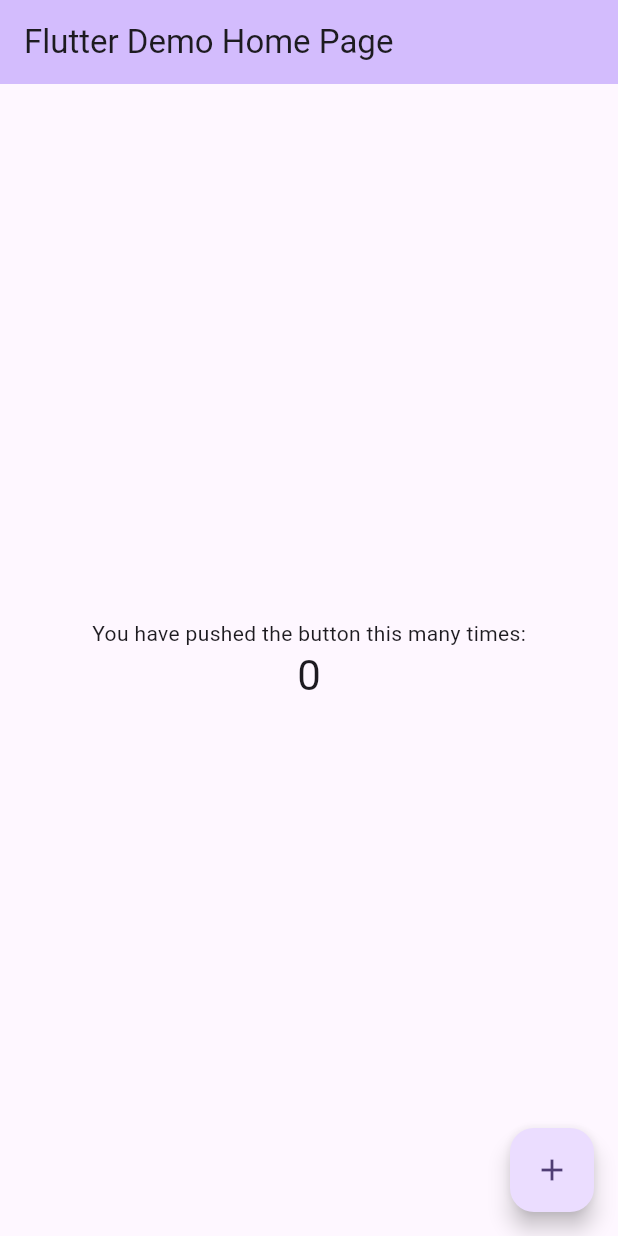
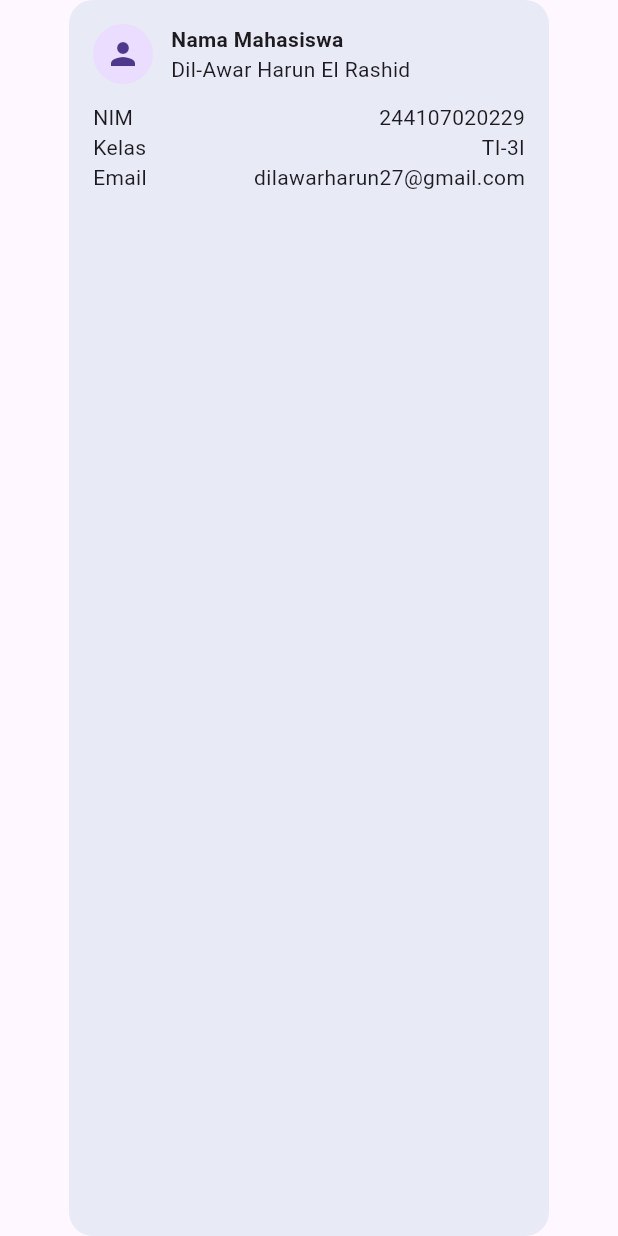
Before and after one commit to diloo11/244107020229-mobile-course, a Flutter app: the screen it shows after launch, on a phone screen of 412 x 824 dp. Run offline on Flutter 3.47's test engine with Material 3 defaults, Android fonts, the phone set to English and light mode, and no system bars.

Commit message:
init Practicum 4

```diff
--- a/02-week-2-declared-ui-responsive-design/lib/main.dart
+++ b/02-week-2-declared-ui-responsive-design/lib/main.dart
@@ -1,121 +1,72 @@
 import 'package:flutter/material.dart';
 
-void main() {
-  runApp(const MyApp());
-}
+void main() => runApp(const ProfileApp());
 
-class MyApp extends StatelessWidget {
-  const MyApp({super.key});
+class ProfileApp extends StatelessWidget {
+  const ProfileApp({super.key});
 
-  // This widget is the root of your application.
   @override
   Widget build(BuildContext context) {
-    return MaterialApp(
-      title: 'Flutter Demo',
-      theme: ThemeData(
-        // This is the theme of your application.
-        //
-        // TRY THIS: Try running your application with "flutter run". You'll see
-        // the application has a purple toolbar. Then, without quitting the app,
-        // try changing the seedColor in the colorScheme below to Colors.green
-        // and then invoke "hot reload" (save your changes or press the "hot
-        // reload" button in a Flutter-supported IDE, or press "r" if you used
-        // the command line to start the app).
-        //
-        // Notice that the counter didn't reset back to zero; the application
-        // state is not lost during the reload. To reset the state, use hot
-        // restart instead.
-        //
-        // This works for code too, not just values: Most code changes can be
-        // tested with just a hot reload.
-        colorScheme: .fromSeed(seedColor: Colors.deepPurple),
-      ),
-      home: const MyHomePage(title: 'Flutter Demo Home Page'),
+    return const MaterialApp(
+      debugShowCheckedModeBanner: false,
+      home: Scaffold(body: Center(child: ProfileCard())),
     );
   }
 }
 
-class MyHomePage extends StatefulWidget {
-  const MyHomePage({super.key, required this.title});
-
-  // This widget is the home page of your application. It is stateful, meaning
-  // that it has a State object (defined below) that contains fields that affect
-  // how it looks.
-
-  // This class is the configuration for the state. It holds the values (in this
-  // case the title) provided by the parent (in this case the App widget) and
-  // used by the build method of the State. Fields in a Widget subclass are
-  // always marked "final".
-
-  final String title;
-
-  @override
-  State<MyHomePage> createState() => _MyHomePageState();
-}
-
-class _MyHomePageState extends State<MyHomePage> {
-  int _counter = 0;
-
-  void _incrementCounter() {
-    setState(() {
-      // This call to setState tells the Flutter framework that something has
-      // changed in this State, which causes it to rerun the build method below
-      // so that the display can reflect the updated values. If we changed
-      // _counter without calling setState(), then the build method would not be
-      // called again, and so nothing would appear to happen.
-      _counter++;
-    });
-  }
+class ProfileCard extends StatelessWidget {
+  const ProfileCard({super.key});
 
   @override
   Widget build(BuildContext context) {
-    // This method is rerun every time setState is called, for instance as done
-    // by the _incrementCounter method above.
-    //
-    // The Flutter framework has been optimized to make rerunning build methods
-    // fast, so that you can just rebuild anything that needs updating rather
-    // than having to individually change instances of widgets.
-    return Scaffold(
-      appBar: AppBar(
-        // TRY THIS: Try changing the color here to a specific color (to
-        // Colors.amber, perhaps?) and trigger a hot reload to see the AppBar
-        // change color while the other colors stay the same.
-        backgroundColor: Theme.of(context).colorScheme.inversePrimary,
-        // Here we take the value from the MyHomePage object that was created by
-        // the App.build method, and use it to set our appbar title.
-        title: Text(widget.title),
+    return Container(
+      width: 320,
+      padding: const EdgeInsets.all(16),
+      decoration: BoxDecoration(
+        color: Colors.indigo.shade50,
+        borderRadius: BorderRadius.circular(16),
       ),
-      body: Center(
-        // Center is a layout widget. It takes a single child and positions it
-        // in the middle of the parent.
       child: Column(
-          // Column is also a layout widget. It takes a list of children and
-          // arranges them vertically. By default, it sizes itself to fit its
-          // children horizontally, and tries to be as tall as its parent.
-          //
-          // Column has various properties to control how it sizes itself and
-          // how it positions its children. Here we use mainAxisAlignment to
-          // center the children vertically; the main axis here is the vertical
-          // axis because Columns are vertical (the cross axis would be
-          // horizontal).
-          //
-          // TRY THIS: Invoke "debug painting" (choose the "Toggle Debug Paint"
-          // action in the IDE, or press "p" in the console), to see the
-          // wireframe for each widget.
-          mainAxisAlignment: .center,
+        mainAxisSize: MainAxisSize.max,
         children: [
-            const Text('You have pushed the button this many times:'),
+          Row(
+            children: [
+              const CircleAvatar(child: Icon(Icons.person)),
+              const SizedBox(width: 12),
+              Expanded(
+                child: Column(
+                  crossAxisAlignment: CrossAxisAlignment.start,
+                  children: const [
                     Text(
-              '$_counter',
-              style: Theme.of(context).textTheme.headlineMedium,
+                      'Nama Mahasiswa',
+                      style: TextStyle(fontWeight: FontWeight.bold),
+                    ),
+                    Text('Dil-Awar Harun El Rashid'),
+                  ],
+                ),
               ),
             ],
           ),
+          const SizedBox(height: 12),
+          const Row(
+            children: [
+              Expanded(child: Text('NIM')),
+              Text('244107020229'),
+            ],
           ),
-      floatingActionButton: FloatingActionButton(
-        onPressed: _incrementCounter,
-        tooltip: 'Increment',
-        child: const Icon(Icons.add),
+          const Row(
+            children: [
+              Expanded(child: Text('Kelas')),
+              Text('TI-3I'),
+            ],
+          ),
+          const Row(
+            children: [
+              Expanded(child: Text('Email')),
+              Text('dilawarharun27@gmail.com'),
+            ],
+          )
+        ],
       ),
     );
   }
```
Also changed, not shown: 5 other files. Lines whose indentation alone changed are shown as unchanged.
